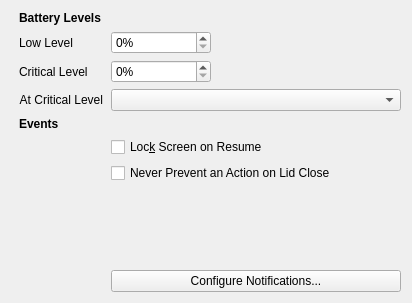
First picture: the form in kcmodule/global/generalPage.ui, repository KDE/powerdevil, before the edit.
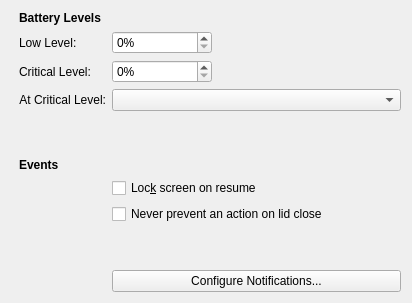
Second picture: the form after the edit. Custom widgets are drawn as their Qt base class.

Commit message: Texts HIG-compliant

```diff
--- a/kcmodule/global/generalPage.ui
+++ b/kcmodule/global/generalPage.ui
@@ -39,7 +39,7 @@
      <item row="1" column="0">
       <widget class="QLabel" name="lowLabel">
        <property name="text">
-        <string>Low Level</string>
+        <string>Low Level:</string>
        </property>
        <property name="buddy">
         <cstring>lowSpin</cstring>
@@ -71,7 +71,7 @@
      <item row="2" column="0">
       <widget class="QLabel" name="criticalLabel">
        <property name="text">
-        <string>Critical Level</string>
+        <string>Critical Level:</string>
        </property>
        <property name="buddy">
         <cstring>criticalSpin</cstring>
@@ -103,7 +103,7 @@
      <item row="3" column="0">
       <widget class="QLabel" name="BatteryCriticalLabel">
        <property name="text">
-        <string>At Critical Level</string>
+        <string>At Critical Level:</string>
        </property>
        <property name="alignment">
         <set>Qt::AlignRight|Qt::AlignTrailing|Qt::AlignVCenter</set>
@@ -126,14 +126,14 @@
        </property>
       </widget>
      </item>
-     <item row="4" column="0">
+     <item row="5" column="0">
       <widget class="QLabel" name="label_2">
        <property name="text">
         <string>&lt;b&gt;Events&lt;/b&gt;</string>
        </property>
       </widget>
      </item>
-     <item row="5" column="1">
+     <item row="6" column="1">
       <widget class="QCheckBox" name="lockScreenOnResume">
        <property name="toolTip">
         <string>Locks screen when waking up from suspension</string>
@@ -145,24 +145,24 @@
         <string>You will be asked for a password when resuming from sleep state</string>
        </property>
        <property name="text">
-        <string>Loc&amp;k Screen on Resume</string>
-       </property>
-      </widget>
-     </item>
-     <item row="6" column="1">
-      <widget class="QCheckBox" name="doNotInhibitLid">
-       <property name="toolTip">
-        <string>When this option is selected, applications will not be allowed to inhibit sleep when the lid is closed</string>
-       </property>
-       <property name="whatsThis">
-        <string>When this option is selected, applications will not be allowed to inhibit sleep when the lid is closed</string>
-       </property>
-       <property name="text">
-        <string>Never Prevent an Action on Lid Close</string>
+        <string>Loc&amp;k screen on resume</string>
        </property>
       </widget>
      </item>
      <item row="7" column="1">
+      <widget class="QCheckBox" name="doNotInhibitLid">
+       <property name="toolTip">
+        <string>When this option is selected, applications will not be allowed to inhibit sleep when the lid is closed</string>
+       </property>
+       <property name="whatsThis">
+        <string>When this option is selected, applications will not be allowed to inhibit sleep when the lid is closed</string>
+       </property>
+       <property name="text">
+        <string>Never prevent an action on lid close</string>
+       </property>
+      </widget>
+     </item>
+     <item row="8" column="1">
       <spacer name="verticalSpacer">
        <property name="orientation">
         <enum>Qt::Vertical</enum>
@@ -175,7 +175,7 @@
        </property>
       </spacer>
      </item>
-     <item row="8" column="1">
+     <item row="9" column="1">
       <widget class="QPushButton" name="notificationsButton">
        <property name="sizePolicy">
         <sizepolicy hsizetype="Minimum" vsizetype="Maximum">
@@ -194,6 +194,19 @@
        </property>
       </widget>
      </item>
+     <item row="4" column="0">
+      <spacer name="verticalSpacer_2">
+       <property name="orientation">
+        <enum>Qt::Vertical</enum>
+       </property>
+       <property name="sizeHint" stdset="0">
+        <size>
+         <width>20</width>
+         <height>16</height>
+        </size>
+       </property>
+      </spacer>
+     </item>
     </layout>
    </item>
   </layout>
```
